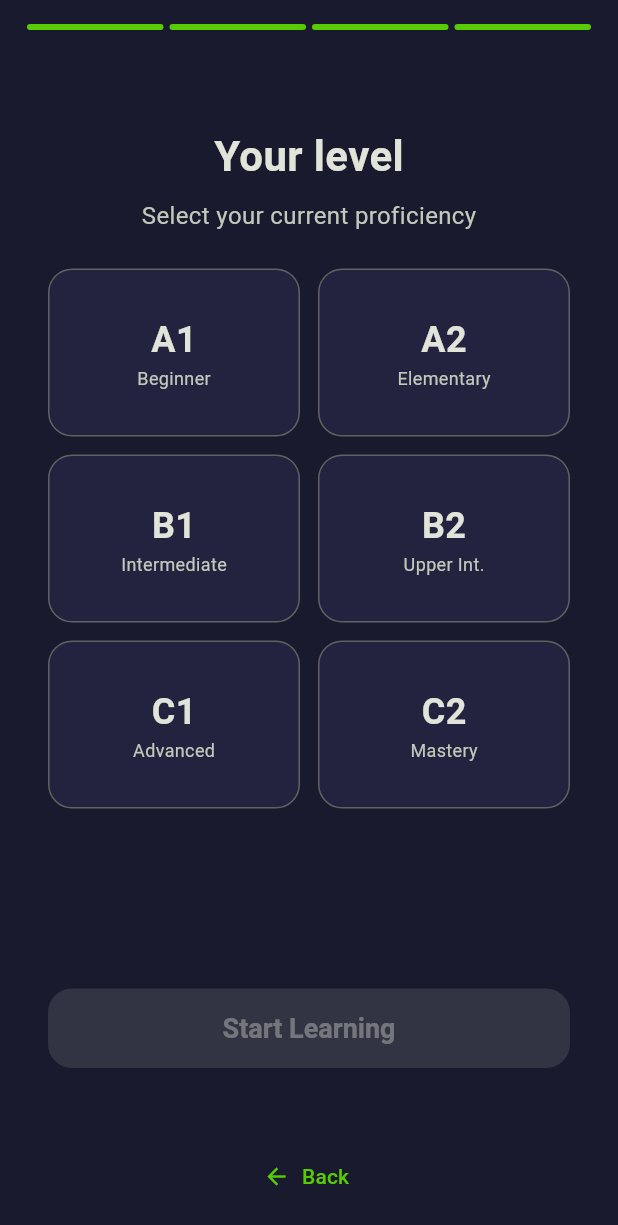
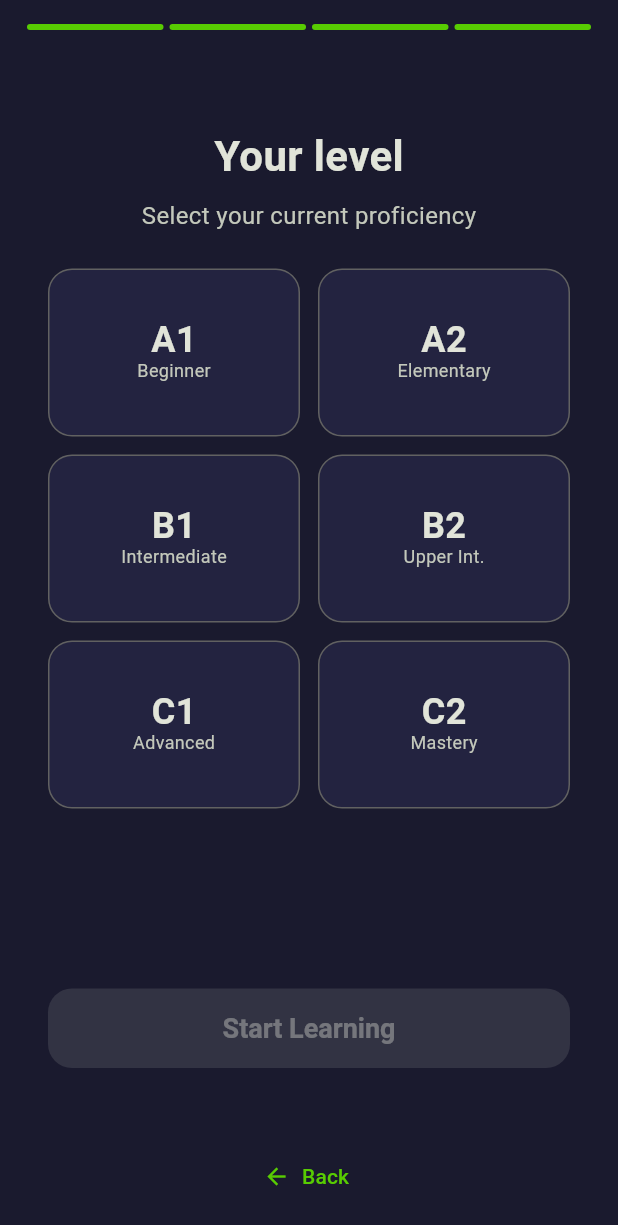
Before and after one commit to ericcurtin/GreengoLingo, a Flutter app: the screen it shows after launch, swiped to page 4, on a phone screen of 412 x 824 dp. Shown: the top 1225 px of the screen. Run offline on Flutter 3.47's test engine with Material 3 defaults, Android fonts, the phone set to English and light mode, and no system bars; drawn by our look-alikes of flutter_animate; our stand-ins replace fl_chart, flutter_riverpod, hive_flutter, vibration; accounts and stored records are empty.

Commit message:
Add line height to level card text and rm spacer
Set text line height to 1.0 for improved readability and removed unused
SizedBox widget to clean up the layout.

Signed-off-by: Eric Curtin <eric.curtin@docker.com>

```diff
--- a/lib/src/screens/onboarding/onboarding_screen.dart
+++ b/lib/src/screens/onboarding/onboarding_screen.dart
@@ -569,12 +569,12 @@ class _LevelCard extends StatelessWidget {
               style: TextStyle(
                 fontSize: 24,
                 fontWeight: FontWeight.bold,
+                height: 1.0,
                 color: isSelected
                     ? color
                     : Theme.of(context).colorScheme.onSurface,
               ),
             ),
-            const SizedBox(height: 0),
             Text(
               name,
               style: TextStyle(
```
